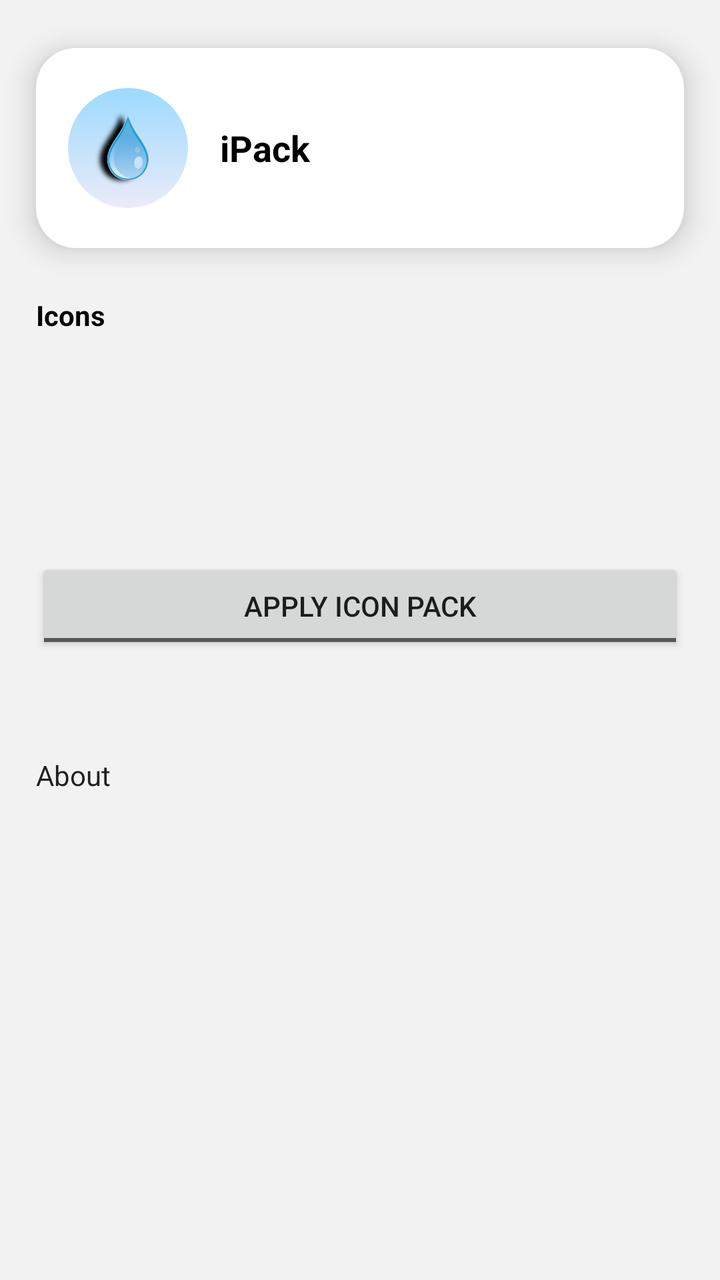
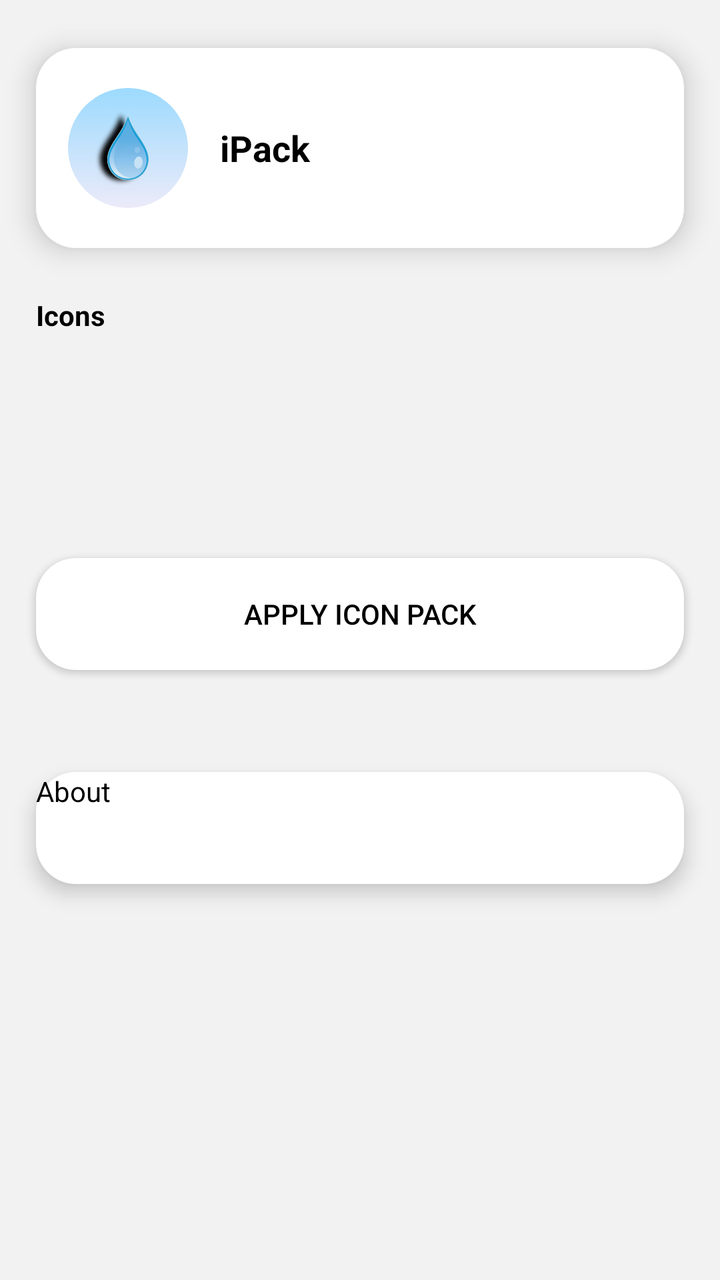

An Android layout rendered at two revisions. The XML below is the earlier revision; the diff shows what the commit changed to produce the second picture.
<!-- AndroidManifest.xml: application theme AppTheme -->
<!-- res/layout/activity_main.xml -->
<?xml version="1.0" encoding="utf-8"?>
<androidx.constraintlayout.widget.ConstraintLayout
    xmlns:android="http://schemas.android.com/apk/res/android"
    xmlns:app="http://schemas.android.com/apk/res-auto"
    android:layout_width="match_parent"
    android:layout_height="match_parent"
    android:background="#F2F2F2">

    <androidx.constraintlayout.widget.Guideline
        android:id="@+id/guide_left"
        android:layout_width="wrap_content"
        android:layout_height="wrap_content"
        android:orientation="vertical"
        app:layout_constraintGuide_percent="0.05" />

    <androidx.constraintlayout.widget.Guideline
        android:id="@+id/guide_right"
        android:layout_width="wrap_content"
        android:layout_height="wrap_content"
        android:orientation="vertical"
        app:layout_constraintGuide_percent="0.95" />

    <LinearLayout
        android:id="@+id/top_card"
        android:layout_width="0dp"
        android:layout_height="100dp"
        android:layout_marginTop="24dp"
        android:orientation="horizontal"
        android:gravity="center_vertical"
        android:paddingStart="16dp"
        android:paddingEnd="16dp"
        android:background="@drawable/card_background"
        android:elevation="8dp"
        app:layout_constraintTop_toTopOf="parent"
        app:layout_constraintStart_toStartOf="@id/guide_left"
        app:layout_constraintEnd_toEndOf="@id/guide_right">

        <ImageView
           android:id="@+id/app_icon_image"
           android:layout_width="60dp"
           android:layout_height="60dp"
           android:src="@drawable/app_icon"
           android:background="@drawable/circle_mask"
           android:clipToOutline="true"
           android:scaleType="centerCrop"
           android:contentDescription="@string/app_name" />

        <TextView
            android:id="@+id/app_name_text"
            android:layout_width="wrap_content"
            android:layout_height="wrap_content"
            android:layout_marginStart="16dp"
            android:text="@string/app_name"
            android:textSize="18sp"
            android:textStyle="bold"
            android:textColor="#000000" />

    </LinearLayout>

    <TextView
        android:id="@+id/icons_label"
        android:layout_width="0dp"
        android:layout_height="wrap_content"
        android:layout_marginTop="24dp"
        android:text="Icons"
        android:textStyle="bold"
        android:textColor="#000000"
        app:layout_constraintTop_toBottomOf="@id/top_card"
        app:layout_constraintStart_toStartOf="@id/guide_left" />

    <androidx.recyclerview.widget.RecyclerView
        android:id="@+id/icons_recycler"
        android:layout_width="0dp"
        android:layout_height="80dp"
        android:layout_marginTop="8dp"
        android:orientation="horizontal"
        app:layout_constraintTop_toBottomOf="@id/icons_label"
        app:layout_constraintStart_toStartOf="@id/guide_left"
        app:layout_constraintEnd_toEndOf="@id/guide_right" />

    <ToggleButton
        android:id="@+id/apply_toggle"
        android:layout_width="0dp"
        android:layout_height="wrap_content"
        android:layout_marginTop="24dp"
        android:textOn="Icon Pack Applied"
        android:textOff="Apply Icon Pack"
        app:layout_constraintTop_toBottomOf="@id/icons_recycler"
        app:layout_constraintStart_toStartOf="@id/guide_left"
        app:layout_constraintEnd_toEndOf="@id/guide_right" />

    <TextView
        android:id="@+id/launcher_support_text"
        android:layout_width="0dp"
        android:layout_height="wrap_content"
        android:layout_marginTop="16dp"
        android:textColor="#666666"
        app:layout_constraintTop_toBottomOf="@id/apply_toggle"
        app:layout_constraintStart_toStartOf="@id/guide_left" />

    <Button
        android:id="@+id/about_button"
        android:layout_width="0dp"
        android:layout_height="wrap_content"
        android:layout_marginTop="16dp"
        android:text="About"
        app:layout_constraintTop_toBottomOf="@id/launcher_support_text"
        app:layout_constraintStart_toStartOf="@id/guide_left"
        app:layout_constraintEnd_toEndOf="@id/guide_right" />

</androidx.constraintlayout.widget.ConstraintLayout>
<!-- resources referenced by this layout -->
<resources>
  <!-- drawable app_icon: png bitmap (drawable, 51665 bytes) -->
  <!-- drawable card_background (drawable) -->
  <?xml version="1.0" encoding="utf-8"?>
  <shape xmlns:android="http://schemas.android.com/apk/res/android"
      android:shape="rectangle">
      <solid android:color="#FFFFFF" />
      <corners android:radius="20dp" />
  </shape>
  <!-- drawable circle_mask (drawable) -->
  <?xml version="1.0" encoding="utf-8"?>
  <shape xmlns:android="http://schemas.android.com/apk/res/android"
      android:shape="oval">
      <solid android:color="#FFFFFF" />
  </shape>
  <string name="app_name">iPack</string>
  <style name="AppTheme" parent="android:Theme.Material.Light.NoActionBar" />
</resources>

<!-- the commit's change to res/layout/activity_main.xml (unified diff, before → after) -->
@@ -78,11 +78,14 @@
         app:layout_constraintStart_toStartOf="@id/guide_left"
         app:layout_constraintEnd_toEndOf="@id/guide_right" />
 
-    <ToggleButton
+<ToggleButton
         android:id="@+id/apply_toggle"
         android:layout_width="0dp"
-        android:layout_height="wrap_content"
+        android:layout_height="56dp"
         android:layout_marginTop="24dp"
+        android:background="@drawable/card_background"
+        android:elevation="6dp"
+        android:textColor="#000000"
         android:textOn="Icon Pack Applied"
         android:textOff="Apply Icon Pack"
         app:layout_constraintTop_toBottomOf="@id/icons_recycler"
@@ -98,14 +101,16 @@
         app:layout_constraintTop_toBottomOf="@id/apply_toggle"
         app:layout_constraintStart_toStartOf="@id/guide_left" />
 
-    <Button
+<Button
         android:id="@+id/about_button"
         android:layout_width="0dp"
-        android:layout_height="wrap_content"
+        android:layout_height="56dp"
         android:layout_marginTop="16dp"
+        android:background="@drawable/card_background"
+        android:elevation="6dp"
+        android:textColor="#000000"
         android:text="About"
         app:layout_constraintTop_toBottomOf="@id/launcher_support_text"
         app:layout_constraintStart_toStartOf="@id/guide_left"
         app:layout_constraintEnd_toEndOf="@id/guide_right" />
-
 </androidx.constraintlayout.widget.ConstraintLayout>
